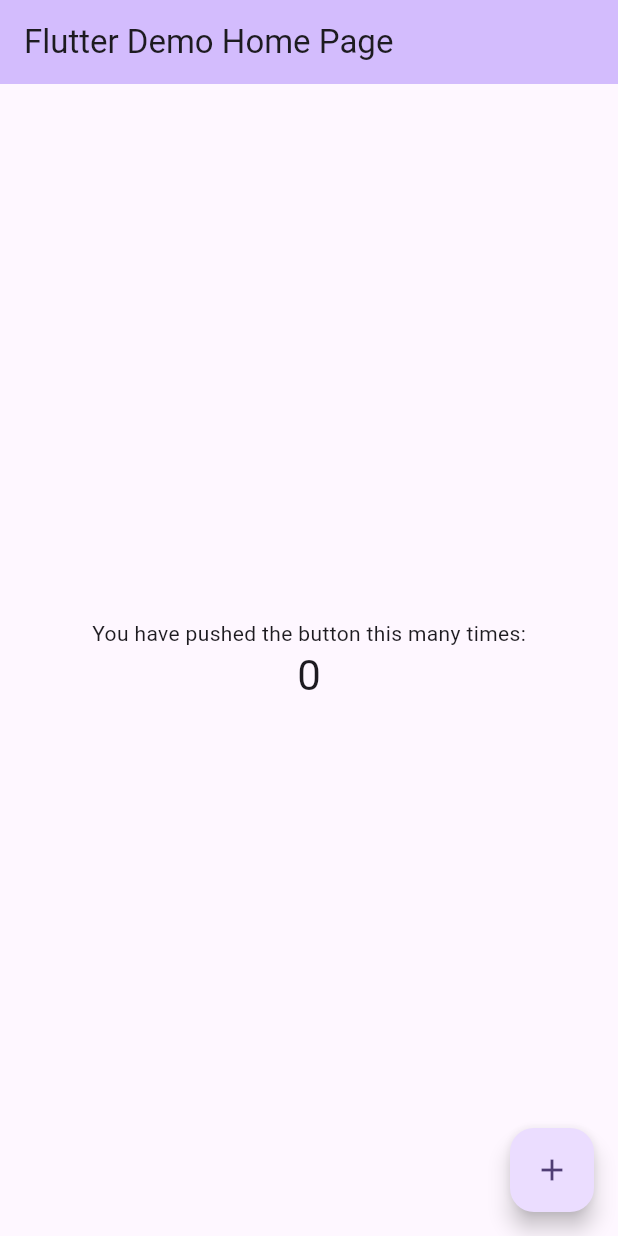
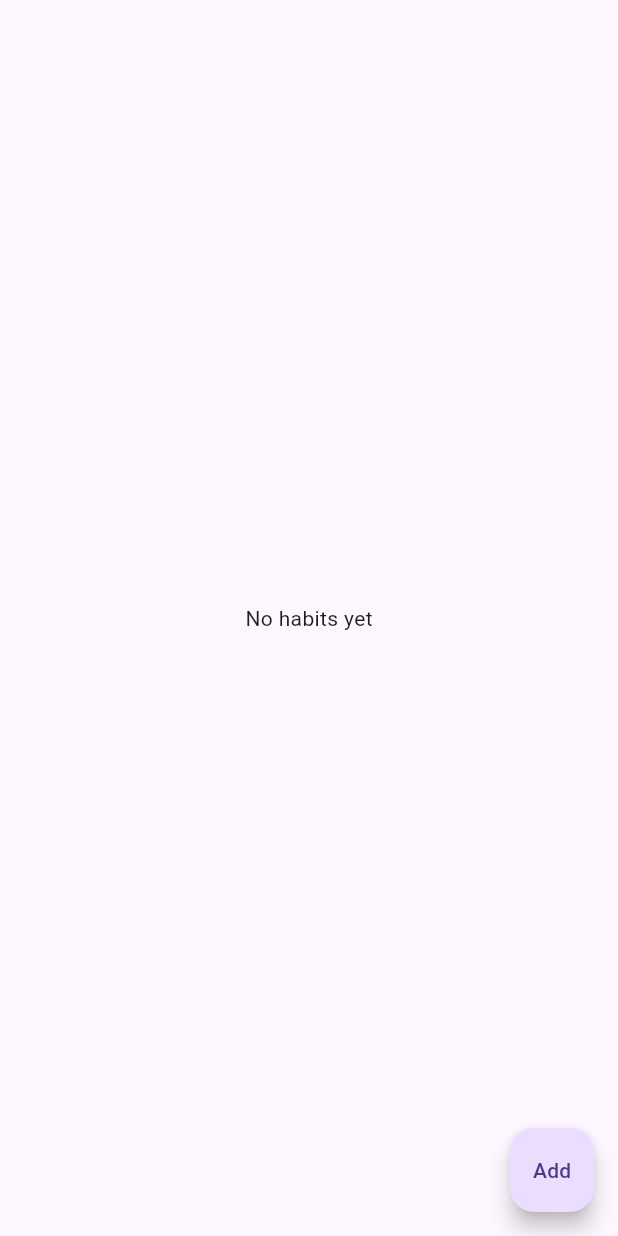
Before and after one commit to r4khul/compound, a Flutter app: the screen it shows after launch, on a phone screen of 412 x 824 dp. Run offline on Flutter 3.47's test engine with Material 3 defaults, Android fonts, the phone set to English and light mode, and no system bars.

Commit message:
chore: complete setup of clean archi

```diff
--- /dev/null
+++ b/lib/features/habit/presentation/pages/home_page.dart
@@ -0,0 +1,16 @@
+import 'package:flutter/material.dart';
+
+class HomePage extends StatelessWidget {
+  const HomePage({super.key});
+
+  @override
+  Widget build(BuildContext context) {
+    return Scaffold(
+      floatingActionButton: FloatingActionButton(
+        onPressed: () {},
+        child: Text('Add'),
+      ),
+      body: SafeArea(child: Center(child: Text('No habits yet'))),
+    );
+  }
+}
--- a/lib/main.dart
+++ b/lib/main.dart
@@ -1,122 +1,15 @@
+import 'package:compound/features/habit/presentation/pages/home_page.dart';
 import 'package:flutter/material.dart';
 
 void main() {
-  runApp(const MyApp());
+  runApp(CompoundApp());
 }
 
-class MyApp extends StatelessWidget {
-  const MyApp({super.key});
-
-  // This widget is the root of your application.
-  @override
-  Widget build(BuildContext context) {
-    return MaterialApp(
-      title: 'Flutter Demo',
-      theme: ThemeData(
-        // This is the theme of your application.
-        //
-        // TRY THIS: Try running your application with "flutter run". You'll see
-        // the application has a purple toolbar. Then, without quitting the app,
-        // try changing the seedColor in the colorScheme below to Colors.green
-        // and then invoke "hot reload" (save your changes or press the "hot
-        // reload" button in a Flutter-supported IDE, or press "r" if you used
-        // the command line to start the app).
-        //
-        // Notice that the counter didn't reset back to zero; the application
-        // state is not lost during the reload. To reset the state, use hot
-        // restart instead.
-        //
-        // This works for code too, not just values: Most code changes can be
-        // tested with just a hot reload.
-        colorScheme: .fromSeed(seedColor: Colors.deepPurple),
-      ),
-      home: const MyHomePage(title: 'Flutter Demo Home Page'),
-    );
-  }
-}
-
-class MyHomePage extends StatefulWidget {
-  const MyHomePage({super.key, required this.title});
-
-  // This widget is the home page of your application. It is stateful, meaning
-  // that it has a State object (defined below) that contains fields that affect
-  // how it looks.
-
-  // This class is the configuration for the state. It holds the values (in this
-  // case the title) provided by the parent (in this case the App widget) and
-  // used by the build method of the State. Fields in a Widget subclass are
-  // always marked "final".
-
-  final String title;
-
-  @override
-  State<MyHomePage> createState() => _MyHomePageState();
-}
-
-class _MyHomePageState extends State<MyHomePage> {
-  int _counter = 0;
-
-  void _incrementCounter() {
-    setState(() {
-      // This call to setState tells the Flutter framework that something has
-      // changed in this State, which causes it to rerun the build method below
-      // so that the display can reflect the updated values. If we changed
-      // _counter without calling setState(), then the build method would not be
-      // called again, and so nothing would appear to happen.
-      _counter++;
-    });
-  }
+class CompoundApp extends StatelessWidget {
+  const CompoundApp({super.key});
 
   @override
   Widget build(BuildContext context) {
-    // This method is rerun every time setState is called, for instance as done
-    // by the _incrementCounter method above.
-    //
-    // The Flutter framework has been optimized to make rerunning build methods
-    // fast, so that you can just rebuild anything that needs updating rather
-    // than having to individually change instances of widgets.
-    return Scaffold(
-      appBar: AppBar(
-        // TRY THIS: Try changing the color here to a specific color (to
-        // Colors.amber, perhaps?) and trigger a hot reload to see the AppBar
-        // change color while the other colors stay the same.
-        backgroundColor: Theme.of(context).colorScheme.inversePrimary,
-        // Here we take the value from the MyHomePage object that was created by
-        // the App.build method, and use it to set our appbar title.
-        title: Text(widget.title),
-      ),
-      body: Center(
-        // Center is a layout widget. It takes a single child and positions it
-        // in the middle of the parent.
-        child: Column(
-          // Column is also a layout widget. It takes a list of children and
-          // arranges them vertically. By default, it sizes itself to fit its
-          // children horizontally, and tries to be as tall as its parent.
-          //
-          // Column has various properties to control how it sizes itself and
-          // how it positions its children. Here we use mainAxisAlignment to
-          // center the children vertically; the main axis here is the vertical
-          // axis because Columns are vertical (the cross axis would be
-          // horizontal).
-          //
-          // TRY THIS: Invoke "debug painting" (choose the "Toggle Debug Paint"
-          // action in the IDE, or press "p" in the console), to see the
-          // wireframe for each widget.
-          mainAxisAlignment: .center,
-          children: [
-            const Text('You have pushed the button this many times:'),
-            Text(
-              '$_counter',
-              style: Theme.of(context).textTheme.headlineMedium,
-            ),
-          ],
-        ),
-      ),
-      floatingActionButton: FloatingActionButton(
-        onPressed: _incrementCounter,
-        tooltip: 'Increment',
-        child: const Icon(Icons.add),
-      ),
-    );
+    return MaterialApp(debugShowCheckedModeBanner: false, home: HomePage());
   }
 }
```
Also changed, not shown: 1 other file.
